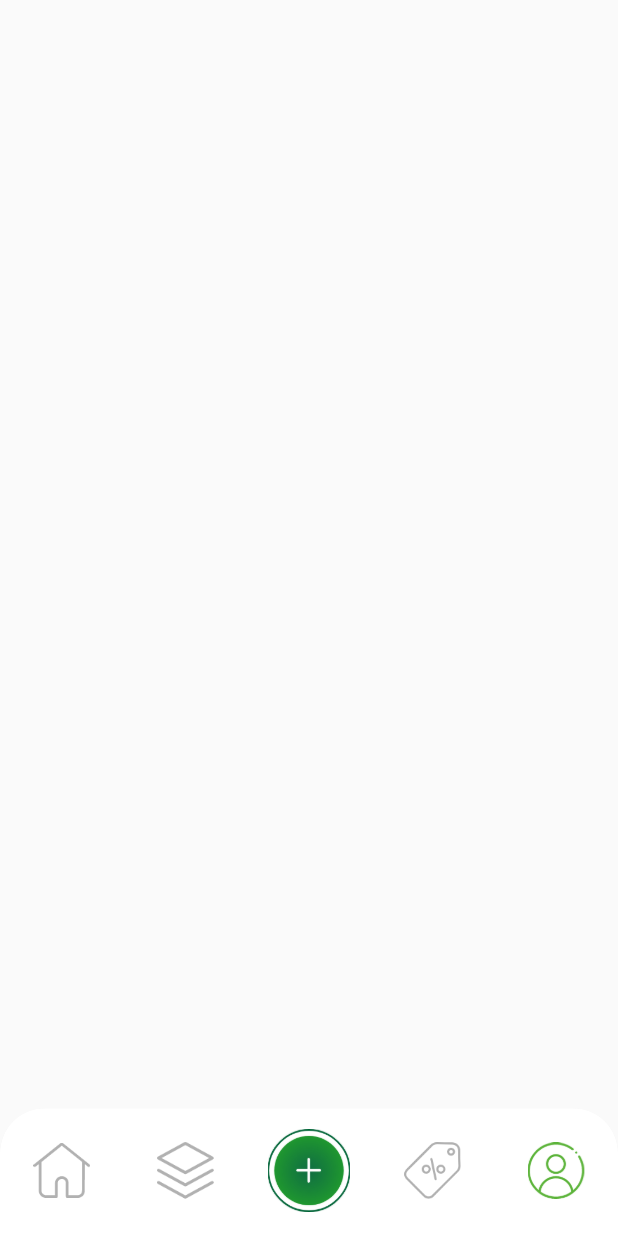
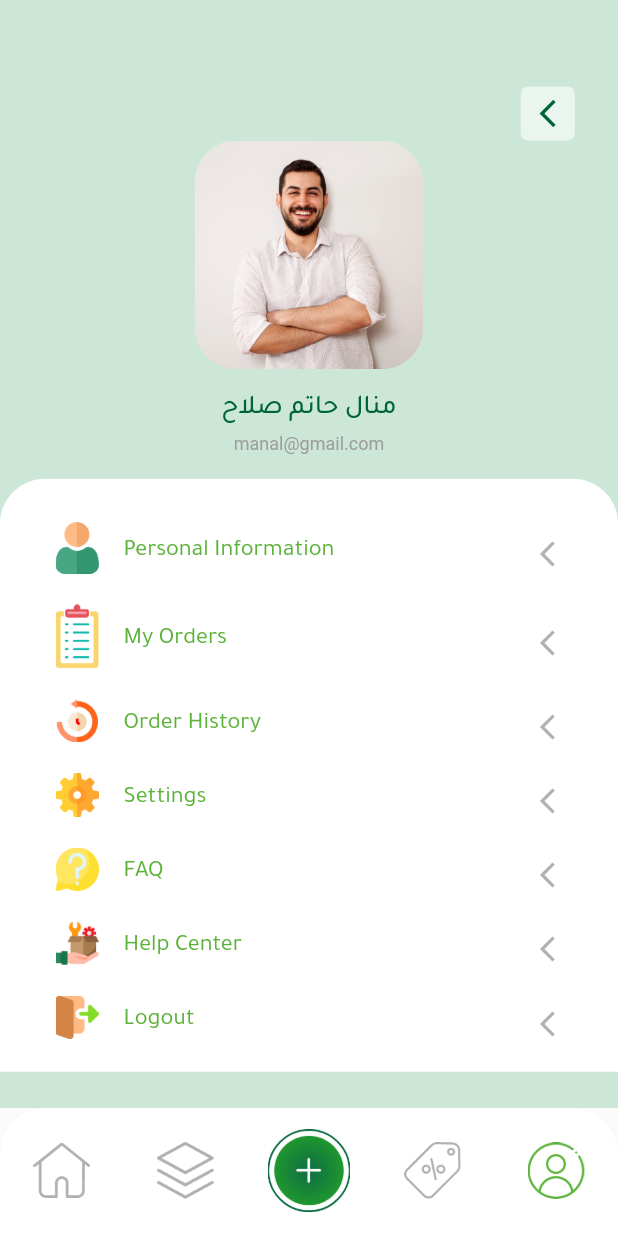
Before and after one commit to manalhatem/Services, a Flutter app: the ButNavBar screen opened by its route, item 5 of the bottom bar chosen, on a phone screen of 412 x 824 dp. Run offline on Flutter 3.47's test engine with Material 2 defaults, Android fonts, the phone set to English and light mode, and no system bars; our stand-ins replace bloc, dio, dotted_border, easy_localization, fluttertoast, pin_code_fields and 2 more; accounts and stored records are empty.

Commit message:
profile and editProfile

```diff
--- a/lib/component/style/images.dart
+++ b/lib/component/style/images.dart
@@ -85,6 +85,17 @@ class AppImages{
   static const morePart = "assets/images/mo.png";
   static const moreCustom = "assets/images/custom.png";
   static const customerName = "assets/images/nameComp.png";
+  static const profileBack = "assets/images/profileBack.png";
+  static const user = "assets/images/uu.png";
+  static const data = "assets/images/pr.png";
+  static const orders = "assets/images/his.png";
+  static const history = "assets/images/history.png";
+  static const settings = "assets/images/sett.png";
+  static const question = "assets/images/questio.png";
+  static const help = "assets/images/ser.png";
+  static const logout = "assets/images/logout.png";
+  static const backData = "assets/images/backData.png";
+
 
 
 
--- a/lib/screens/profile/views/profile_view.dart
+++ b/lib/screens/profile/views/profile_view.dart
@@ -1,9 +1,89 @@
+import 'dart:math';
+
+import 'package:easy_localization/easy_localization.dart';
 import 'package:flutter/material.dart';
+import 'package:mwassim/component/custom_text.dart';
+import 'package:mwassim/component/style/images.dart';
+import 'package:mwassim/component/style/size.dart';
+
+import '../../../component/style/colors.dart';
+import '../../../translation/locale_keys.g.dart';
+import '../../../utilities/routes.dart';
+import '../widgets/custom_profile_row.dart';
 class ProfileView extends StatelessWidget {
   const ProfileView({Key? key}) : super(key: key);
 
   @override
   Widget build(BuildContext context) {
-    return Container();
+    return Scaffold(
+      body: Container(
+        width: double.infinity,
+        decoration: const BoxDecoration(
+          image: DecorationImage(
+            image: AssetImage(AppImages.profileBack,),fit: BoxFit.cover
+          ),
+        ),
+        child: Column(
+          children: [
+            Padding(
+              padding:  EdgeInsets.only(top:height(context)*0.07,right: width(context)*0.07 ),
+              child: Align(
+                alignment: Alignment.topRight,
+                child: GestureDetector(
+                  onTap: ()=>Navigator.pop(context),
+                  child: Container(
+                    padding: const EdgeInsets.all(7),
+                    decoration: BoxDecoration(
+                        borderRadius: BorderRadius.circular(5),
+                        color: AppColor.whiteColor.withOpacity(.6)
+                    ),
+                    child: Transform.rotate(
+                        angle: pi,
+                        child:  Icon(Icons.arrow_forward_ios, color: AppColor.primaryColor,size: 22,)),
+                  ),
+                ),
+              ),
+            ),
+            Image.asset(AppImages.user,width: width(context)*0.37,),
+            SizedBox(height: height(context)*0.02,),
+            CustomText(text: 'منال حاتم صلاح', color: AppColor.primaryColor,size: 18,fontfam: 'GeMed',),
+            SizedBox(height: height(context)*0.005,),
+            CustomText(text: 'manal@gmail.com', color: AppColor.grayColor,size: 12,),
+            SizedBox(height: height(context)*0.02,),
+            Container(
+             width: double.infinity,
+             height: height(context)*0.4798,
+             decoration: const BoxDecoration(
+                  color: AppColor.whiteColor,
+               borderRadius: BorderRadius.only(
+                 topRight: Radius.circular(30),
+                topLeft: Radius.circular(30),
+                 ),
+                  ),
+            child: Padding(
+              padding: EdgeInsets.only(top:width(context)*0.02,),
+              child: Column(
+                children: [
+                  CustomProfileRow(text: LocaleKeys.presonalInfo.tr(), img: AppImages.data,ontap: (){
+                    Navigator.pushNamed(context, AppRoutes.personalInfo);
+                  },),
+                  CustomProfileRow(text: LocaleKeys.myOrders.tr(), img: AppImages.orders,ontap: (){},),
+                  CustomProfileRow(text: LocaleKeys.history.tr(), img: AppImages.history,ontap: (){},),
+                  CustomProfileRow(text: LocaleKeys.settings.tr(), img: AppImages.settings,ontap: (){},),
+                  CustomProfileRow(text: LocaleKeys.FAQ.tr(), img: AppImages.question,ontap: (){},),
+                  CustomProfileRow(text: LocaleKeys.helpCen.tr(), img: AppImages.help,ontap: (){},),
+                  CustomProfileRow(text: LocaleKeys.logout.tr(), img: AppImages.logout,ontap: (){},),
+
+
+                ],
+              ),
+            ),
+            ),
+          ],
+        ),
+      ),
+
+    );
+
   }
 }
--- /dev/null
+++ b/lib/screens/profile/widgets/custom_profile_row.dart
@@ -0,0 +1,42 @@
+import 'package:easy_localization/easy_localization.dart';
+import 'package:flutter/material.dart';
+
+import '../../../component/custom_text.dart';
+import '../../../component/style/colors.dart';
+import '../../../component/style/images.dart';
+import '../../../component/style/size.dart';
+import '../../../translation/locale_keys.g.dart';
+class CustomProfileRow extends StatelessWidget {
+   CustomProfileRow({Key? key, this.ontap,required this.text,required this.img}) : super(key: key);
+
+  void Function()? ontap;
+  String img;
+  String text;
+
+
+
+  @override
+  Widget build(BuildContext context) {
+    return GestureDetector(
+      onTap: ontap,
+      child: Padding(
+        padding:  EdgeInsets.only(top:width(context)*0.05,right: width(context)*0.09,left: width(context)*0.09, ),
+        child: Row(
+          children: [
+            Image.asset(img,width: width(context)*0.07,),
+            SizedBox(width: width(context)*0.04,),
+            Padding(
+              padding:  EdgeInsets.only(top:width(context)*0.01,),
+              child: CustomText(text: text, color: AppColor.secondryColor,size: 16,fontfam: 'GeLight',),
+            ),
+            const Spacer(),
+            Padding(
+              padding: EdgeInsets.only(top:width(context)*0.02,),
+              child: Icon(Icons.arrow_back_ios_new_outlined,color: Colors.grey.withOpacity(.8),size: 20,),
+            ),
+          ],
+        ),
+      ),
+    );
+  }
+}
--- a/lib/utilities/router.dart
+++ b/lib/utilities/router.dart
@@ -24,6 +24,8 @@ import '../screens/langague/view/lang_view.dart';
 import '../screens/offers/views/offer_details_view.dart';
 import '../screens/offers/views/offers_view.dart';
 import '../screens/order_now/view/order_now_view.dart';
+import '../screens/profile/views/edit_info.dart';
+import '../screens/profile/views/personal_info.dart';
 import '../screens/profile/views/profile_view.dart';
 import '../screens/reviews/views/review_view.dart';
 import '../screens/service_details/views/service_details_view.dart';
@@ -87,6 +89,10 @@ Route<dynamic> onGenerate(RouteSettings settings) {
       return MaterialPageRoute(builder: ((context) => const OfferDetailsView()));
     case AppRoutes.profileView:
       return MaterialPageRoute(builder: ((context) => const ProfileView()));
+    case AppRoutes.personalInfo:
+      return MaterialPageRoute(builder: ((context) => const PersonalInfo()));
+    case AppRoutes.editInfo:
+      return MaterialPageRoute(builder: ((context) => const EditInfo()));
     case AppRoutes.btnNav:
       return MaterialPageRoute(builder: ((context) => const ButNavBar()));
     case AppRoutes.partnersView:
--- a/lib/utilities/routes.dart
+++ b/lib/utilities/routes.dart
@@ -23,6 +23,8 @@ class AppRoutes{
   static const String offersView ="/offersView";
   static const String offersDetailsView ="/offersDetailsView";
   static const String profileView ="/profileView";
+  static const String personalInfo ="/personalInfo";
+  static const String editInfo ="/editInfo";
   static const String btnNav ="/btnNav";
   static const String partnersView ="/partnersView";
   static const String customerScreen ="/customerScreen";
```
Also changed, not shown: lib/screens/auth/widgets/text_field.dart (+8 -6 lines), lib/screens/profile/views/edit_info.dart (added, +115 -0 lines), lib/screens/profile/views/personal_info.dart (added, +100 -0 lines), assets/images/backData.png (added), assets/images/profileBack.png (added), assets/images/questio.png (added).
